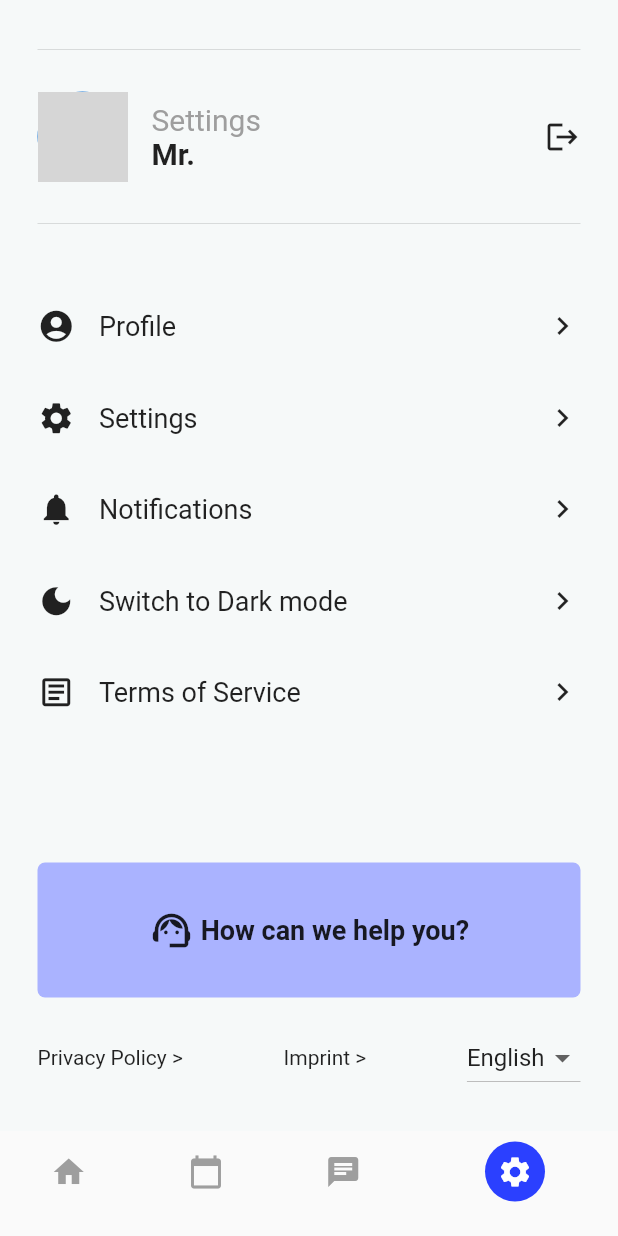
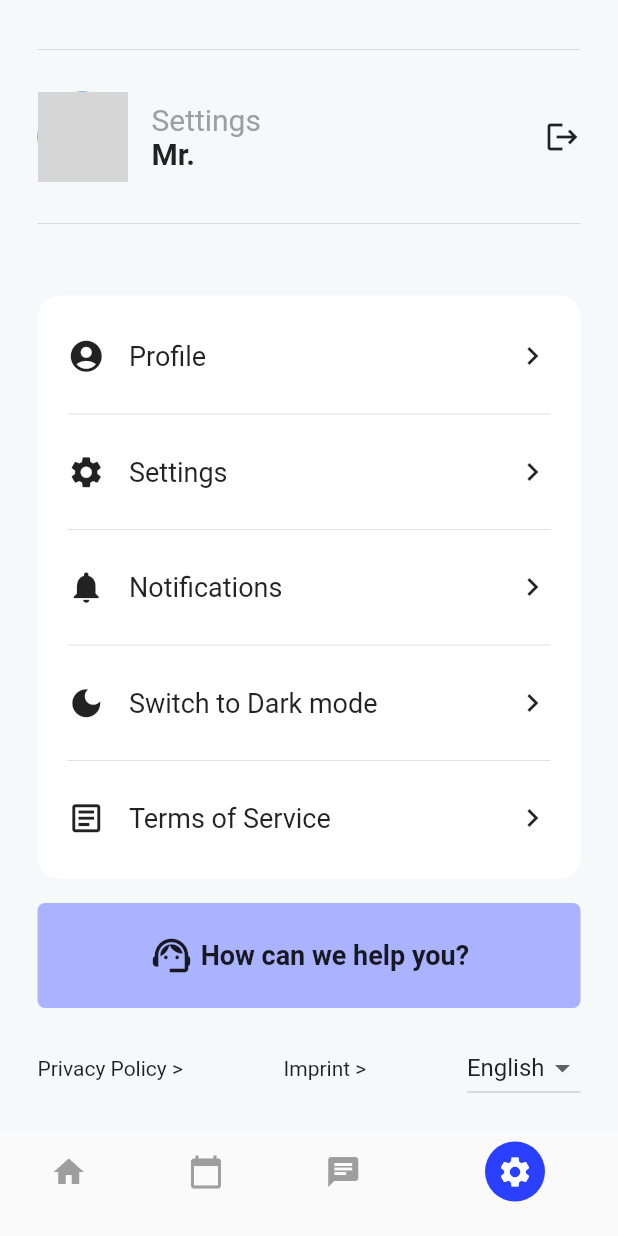
Before and after one commit to sealnext/DermoSkin, a Flutter app: the screen it shows once a user with an empty profile is signed in, item 4 of the bottom bar chosen, on a phone screen of 412 x 824 dp. Run offline on Flutter 3.47's test engine with Material 2 defaults, Android fonts, the phone set to English and light mode, and no system bars; our stand-ins replace cloud_firestore, firebase_auth, firebase_core, google_sign_in; accounts and stored records are empty; network calls fail; grey boxes are pictures that could not be loaded.

```diff
--- a/lib/ui/pages/settings_page.dart
+++ b/lib/ui/pages/settings_page.dart
@@ -72,18 +72,41 @@ class _SettingsState extends State<Settings> {
               const SizedBox(height: 40),
 
               // Item-uri cu icons
-              buildListItem(
-                  Icons.account_circle, 'Profile', const EditProfilePage()),
-              const SizedBox(height: 20),
-              buildListItem(Icons.settings, 'Settings'),
-              const SizedBox(height: 20),
-              buildListItem(Icons.notifications, 'Notifications'),
-              const SizedBox(height: 20),
-              buildListItem(Icons.dark_mode, 'Switch to Dark mode'),
-              const SizedBox(height: 20),
-              buildListItem(Icons.article_outlined, 'Terms of Service'),
 
-              const SizedBox(height: 40),
+              Container(
+                padding: const EdgeInsets.all(20.0),
+                // margin: const EdgeInsets.all(
+                //     20.0), // Acesta setează o margine de 20 pixeli pe toate laturile
+                decoration: BoxDecoration(
+                  color: Colors.white,
+                  borderRadius: BorderRadius.circular(
+                      15.0), // Acesta setează o rază de bordură de 15 pixeli
+                  // alte proprietăți ale decoration, dacă sunt necesare...
+                ),
+                child: Column(
+                  children: [
+                    buildListItem(Icons.account_circle, 'Profile',
+                        const EditProfilePage()),
+                    const SizedBox(height: 10),
+                    const Divider(),
+                    const SizedBox(height: 10),
+                    buildListItem(Icons.settings, 'Settings'),
+                    const SizedBox(height: 10),
+                    const Divider(),
+                    const SizedBox(height: 10),
+                    buildListItem(Icons.notifications, 'Notifications'),
+                    const SizedBox(height: 10),
+                    const Divider(),
+                    const SizedBox(height: 10),
+                    buildListItem(Icons.dark_mode, 'Switch to Dark mode'),
+                    const SizedBox(height: 10),
+                    const Divider(),
+                    const SizedBox(height: 10),
+                    buildListItem(Icons.article_outlined, 'Terms of Service'),
+                  ],
+                ),
+              ),
+
               const Spacer(),
               // Container albastru
               Container(
@@ -92,7 +115,7 @@ class _SettingsState extends State<Settings> {
                   borderRadius: BorderRadius.circular(
                       5.0), // Ajustați valoarea pentru a controla rotunjimea colțurilor
                 ),
-                padding: const EdgeInsets.all(30.0),
+                padding: const EdgeInsets.all(20.0),
                 margin: const EdgeInsets.symmetric(vertical: 16.0),
                 child: const Row(
                   mainAxisAlignment: MainAxisAlignment.center,
@@ -153,7 +176,7 @@ class _SettingsState extends State<Settings> {
             }
           : null,
       child: Container(
-        color: AppColor.backgroundPrimary,
+        color: AppColor.white,
         child: Padding(
           padding: const EdgeInsets.symmetric(vertical: 8.0),
           child: Row(
```
Also changed, not shown: lib/model/user_data.dart (added, +63 -0 lines), lib/service/user_service.dart (added, +66 -0 lines), lib/ui/pages/auth/register_page.dart (+17 -7 lines), lib/ui/pages/edit_profile_page.dart (+57 -21 lines).
